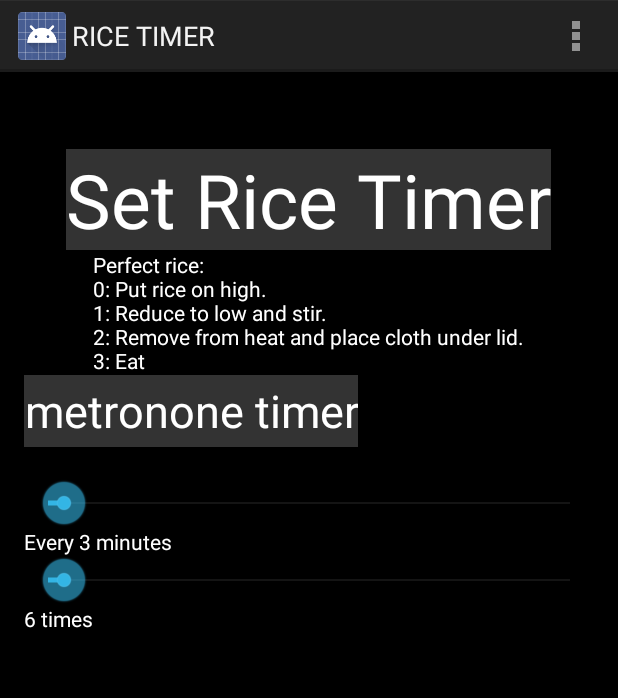
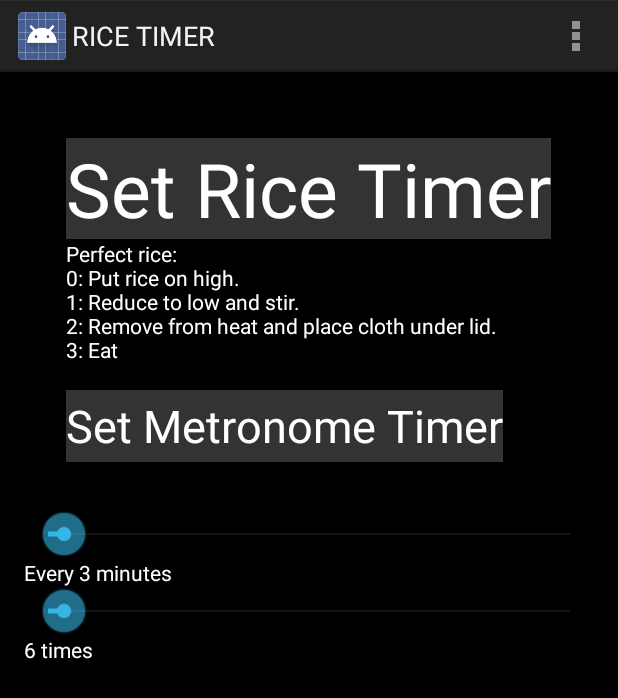
Before and after one commit to jlokimlin/rice_timer_app, an Android app: the screen it shows after launch (AddRiceTimer), after a tap on "Set Rice Timer", on a phone screen of 412 x 824 dp. Shown: the top 698 px of the screen. Run offline under Robolectric (Android 15) with nearby library versions, the phone set to English and light mode, and no system bars.

Commit message:
Removed ShortBread

```diff
--- a/app/build.gradle
+++ b/app/build.gradle
@@ -20,6 +20,4 @@ android {
 }
 
 dependencies {
-    compile 'com.github.matthiasrobbers:shortbread:1.0.0'
-    annotationProcessor 'com.github.matthiasrobbers:shortbread-compiler:1.0.0'
 }
--- a/app/src/main/java/com/jlokimlin/rice_timer/rice_timer/AddRiceTimer.java
+++ b/app/src/main/java/com/jlokimlin/rice_timer/rice_timer/AddRiceTimer.java
@@ -19,8 +19,6 @@ import java.util.concurrent.ExecutorService;
 import java.util.concurrent.Executors;
 
 import bunny.yunny.com.rice_timer.R;
-import shortbread.Shortbread;
-import shortbread.Shortcut;
 
 /**
  *
@@ -28,8 +26,8 @@ import shortbread.Shortcut;
 public class AddRiceTimer extends Activity implements SeekBar.OnSeekBarChangeListener{
 
     private static final int DEFAULT_REST_RICE = 25;
-    private static final int COOK_RICE = 15;
-    private static final float BRING_RICE_TO_BOIL = 3.5f;
+    private static final int DEFAULT_COOK_RICE_MINUTES = 15;
+    private static final float BRING_RICE_TO_BOIL_MINUTES = 3.5f;
     private static final int SLEEP_TIME_MILLIS = 1000;
     private static final int SECONDS_IN_MINUTE = 60;
     private static final int DEFAULT_METRONOME_INTERVAL_MINUTES = 2;
@@ -44,7 +42,6 @@ public class AddRiceTimer extends Activity implements SeekBar.OnSeekBarChangeLis
     @Override
     protected void onCreate(Bundle savedInstanceState) {
         super.onCreate(savedInstanceState);
-        Shortbread.create(this);
         setContentView(R.layout.activity_add_rice_timer);
         singleThreadPool = Executors.newFixedThreadPool(1);
         sharedPref = getPreferences(Context.MODE_PRIVATE);
@@ -76,19 +73,18 @@ public class AddRiceTimer extends Activity implements SeekBar.OnSeekBarChangeLis
         }
     }
 
-    @Shortcut(id = "startRiceId", icon = R.drawable.myshape, shortLabel = "Long grain rice")
     public void startRice() {
 
 //        int defaultValue = getResources().getInteger(R.string.saved_high_score_default);
         long riceRestMinutes = sharedPref.getInt(getString(R.string.rest_key), DEFAULT_REST_RICE);
-        float bringRiceToBoilMinutes = sharedPref.getFloat(getString(R.string.boil_key), BRING_RICE_TO_BOIL);
-        long cookRiceMinutes = sharedPref.getInt(getString(R.string.cook_key), COOK_RICE);
+        float bringRiceToBoilMinutes = sharedPref.getFloat(getString(R.string.boil_key), BRING_RICE_TO_BOIL_MINUTES);
+        long cookRiceMinutes = sharedPref.getInt(getString(R.string.cook_key), DEFAULT_COOK_RICE_MINUTES);
         try {
             Log.v("Rice timer", "Started rice timer");
-            setTimer("Boil rice", BRING_RICE_TO_BOIL);
+            setTimer("Boil rice", BRING_RICE_TO_BOIL_MINUTES);
             Thread.sleep(SLEEP_TIME_MILLIS);
             // Set the 15 min timer
-            setTimer("Cook rice", COOK_RICE);
+            setTimer("Cook rice", DEFAULT_COOK_RICE_MINUTES);
             Thread.sleep(SLEEP_TIME_MILLIS);
             // Rest rice
             setTimer("Rest rice", riceRestMinutes);
--- a/app/src/main/res/layout/activity_add_rice_timer.xml
+++ b/app/src/main/res/layout/activity_add_rice_timer.xml
@@ -26,26 +26,26 @@
         android:background="#ff333333"
         android:textSize="50sp"
         android:textColor="#ffffffff"
+        android:layout_marginTop="28dp"
         android:layout_alignParentTop="true"
-        android:layout_centerHorizontal="true"
-        android:layout_marginTop="35dp" />
+        android:layout_centerHorizontal="true" />
 
     <TextView
         android:text="Perfect rice:\n0: Put rice on high.\n1: Reduce to low and stir. \n2: Remove from heat and place cloth under lid.\n3: Eat"
         android:layout_width="wrap_content"
         android:layout_height="wrap_content"
+        android:id="@+id/textView"
+        android:textColor="@android:color/white"
         android:layout_below="@+id/imageSwitcher"
-        android:layout_centerHorizontal="true"
-        android:id="@+id/textView"
-        android:textColor="@android:color/white" />
+        android:layout_alignStart="@+id/button" />
 
     <LinearLayout
         android:orientation="vertical"
         android:layout_width="match_parent"
         android:layout_height="match_parent"
+        android:layout_marginTop="32dp"
         android:layout_below="@+id/metronome"
-        android:layout_centerHorizontal="true"
-        android:layout_marginTop="21dp">
+        android:layout_alignParentStart="true">
 
         <SeekBar
             android:layout_width="match_parent"
@@ -89,6 +89,6 @@
         android:textSize="30sp"
         android:textColor="#ffffffff"
         android:layout_below="@+id/textView"
-        android:layout_alignParentStart="true" />
-
+        android:layout_alignStart="@+id/textView"
+        android:layout_marginTop="17dp" />
 </RelativeLayout>
--- a/app/src/main/res/values/strings.xml
+++ b/app/src/main/res/values/strings.xml
@@ -3,7 +3,7 @@
 
     <string name="app_name">RICE TIMER</string>
     <string name="timer_button">Set Rice Timer</string>
-    <string name="metronome_button">metronone timer</string>
+    <string name="metronome_button">Set Metronome Timer</string>
     <string name="action_settings">Settings</string>
     <string name="title_activity_hello_world">HelloWorldActivity</string>
     <string name="rest_key">rest</string>
```
Also changed, not shown: 1 other file.
